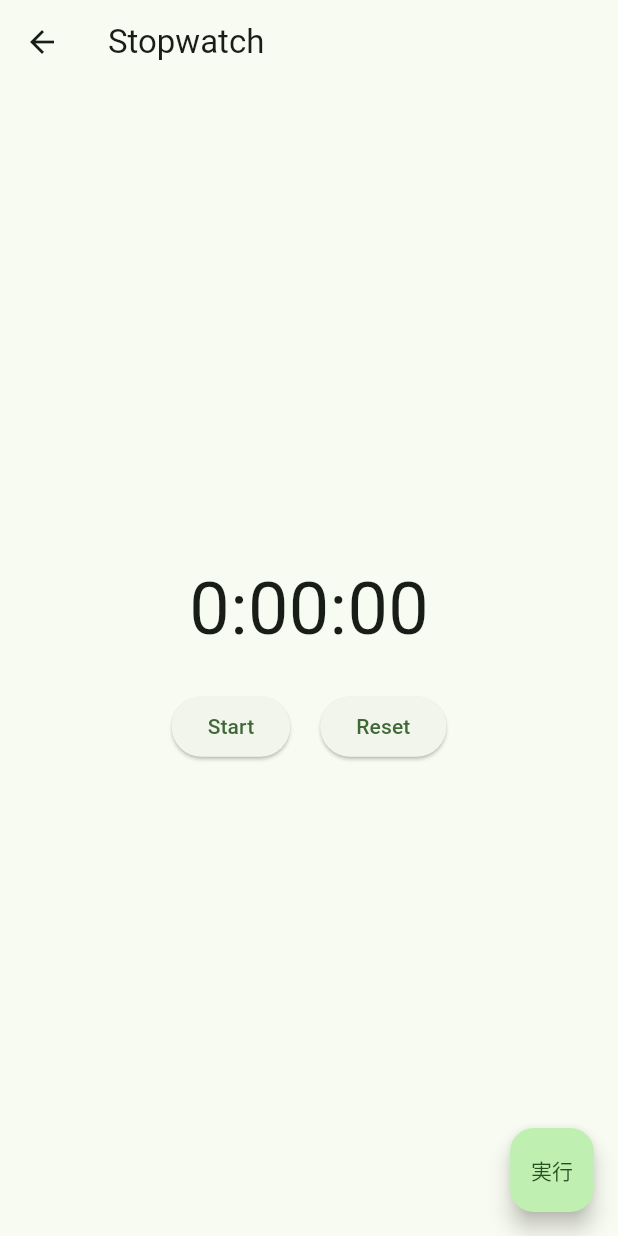
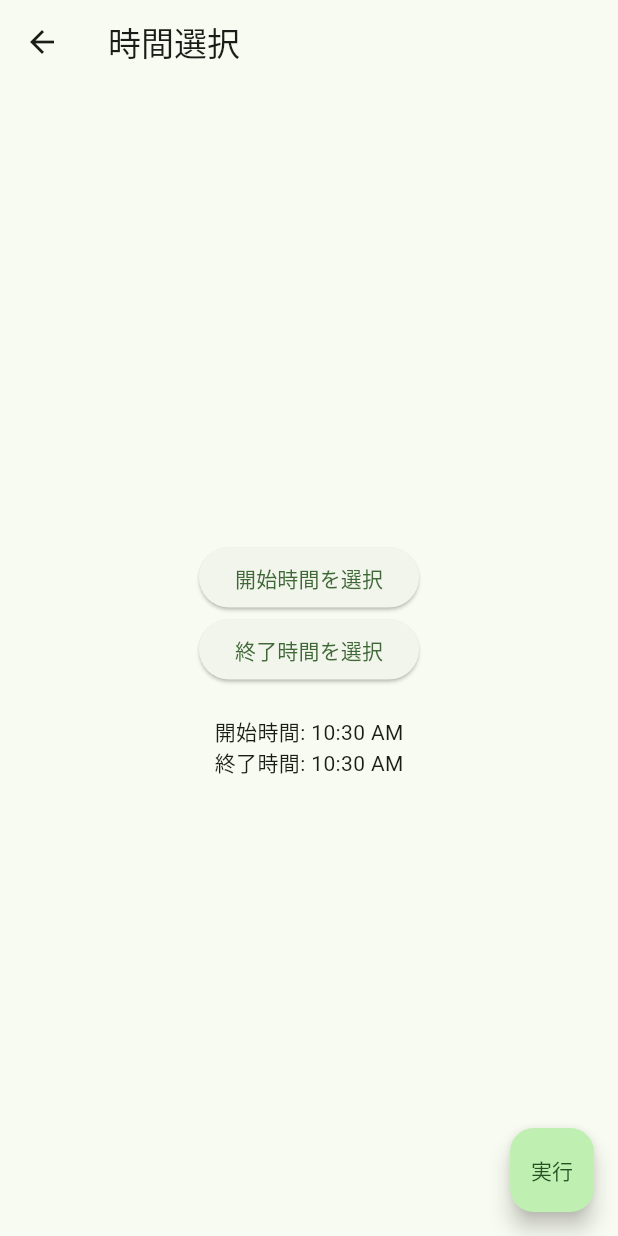
Before and after one commit to Yuuu12345/StudyTime, a Flutter app: the selectApp screen opened directly, after a tap on "手動", on a phone screen of 412 x 824 dp. Run offline on Flutter 3.47's test engine with Material 3 defaults, Android fonts, the light colour scheme and no system bars; our stand-ins replace cloud_firestore, firebase_core, fl_chart, flutter_colorpicker; accounts and stored records are empty.

Commit message:
とりあえず３

```diff
--- /dev/null
+++ b/lib/manual.dart
@@ -0,0 +1,116 @@
+import 'package:flutter/material.dart';
+import 'package:flutter/services.dart';
+import 'package:cloud_firestore/cloud_firestore.dart';
+import 'firebase_options.dart';
+import 'package:firebase_core/firebase_core.dart';
+
+class TimeRangePicker extends StatelessWidget {
+  const TimeRangePicker({Key? key}) : super(key: key);
+
+  @override
+  Widget build(BuildContext context) {
+    return MaterialApp(
+      title: 'Manual App',
+      home: TimeRangePickerScreen(),
+    );
+  }
+}
+
+class TimeRangePickerScreen extends StatefulWidget {
+  const TimeRangePickerScreen({Key? key}) : super(key: key);
+
+  @override
+  _TimeRangePickerScreenState createState() => _TimeRangePickerScreenState();
+}
+
+class _TimeRangePickerScreenState extends State<TimeRangePickerScreen> {
+  late TimeOfDay _startTime;
+  late TimeOfDay _endTime;
+
+  @override
+  void initState() {
+    super.initState();
+    _startTime = TimeOfDay.now();
+    _endTime = TimeOfDay.now();
+  }
+
+  Future<void> _selectStartTime(BuildContext context) async {
+    final TimeOfDay? picked = await showTimePicker(
+      context: context,
+      initialTime: _startTime,
+    );
+    if (picked != null && picked != _startTime) {
+      setState(() {
+        _startTime = picked;
+      });
+    }
+  }
+
+  Future<void> _selectEndTime(BuildContext context) async {
+    final TimeOfDay? picked = await showTimePicker(
+      context: context,
+      initialTime: _endTime,
+    );
+    if (picked != null && picked != _endTime) {
+      setState(() {
+        _endTime = picked;
+      });
+    }
+  }
+
+  @override
+  Widget build(BuildContext context) {
+    return Scaffold(
+      appBar: AppBar(
+        title: Text('時間選択'),
+      ),
+      body: Center(
+        child: Column(
+          mainAxisAlignment: MainAxisAlignment.center,
+          children: <Widget>[
+            ElevatedButton(
+              onPressed: () {
+                _selectStartTime(context);
+              },
+              child: Text('開始時間を選択'),
+            ),
+            ElevatedButton(
+              onPressed: () {
+                _selectEndTime(context);
+              },
+              child: Text('終了時間を選択'),
+            ),
+            SizedBox(height: 20),
+            Text('開始時間: ${_startTime.format(context)}'),
+            Text('終了時間: ${_endTime.format(context)}'),
+          ],
+        ),
+      ),
+      floatingActionButton: FloatingActionButton(
+        onPressed: () async {
+          await FirebaseFirestore.instance.collection('user').doc('time').set({
+            'startTime': _startTime.format(context),
+            'endTime': _endTime.format(context),
+          });
+          showDialog(
+            context: context,
+            builder: (BuildContext context) {
+              return AlertDialog(
+                title: Text('勉強時間を記録しました'),
+                actions: [
+                  ElevatedButton(
+                    child: Text('完了'),
+                    onPressed: () {
+                      Navigator.of(context).pop();
+                    },
+                  )
+                ],
+              );
+            },
+          );
+        },
+        child: Text('実行'),
+      ),
+    );
+  }
+}
--- a/lib/select_timer.dart
+++ b/lib/select_timer.dart
@@ -1,4 +1,5 @@
 import 'package:flutter/material.dart';
+import 'package:studytime/manual.dart';
 import 'package:studytime/stopwatch.dart';
 import 'package:studytime/timer.dart';
 
@@ -12,9 +13,12 @@ class selectApp extends StatelessWidget {
   @override
   Widget build(BuildContext context) {
     return Scaffold(
-        appBar: AppBar(title: Text('記録形式')),
+      appBar: AppBar(
+        title: Text('記録形式'),
+      ),
       body: Center(
         child: Column(
+          mainAxisAlignment: MainAxisAlignment.center,
           children: [
             Spacer(),
             ElevatedButton(
@@ -22,33 +26,40 @@ class selectApp extends StatelessWidget {
                 Navigator.push(
                   context,
                   MaterialPageRoute(
-                          builder: (context) => const StopwatchScreen()));
+                    builder: (context) => const StopwatchScreen(),
+                  ),
+                );
               },
-                child: const Text('ストップウォッチ')),
-            SizedBox(
-              height: 40,
+              child: const Text('ストップウォッチ'),
             ),
+            SizedBox(height: 40),
             ElevatedButton(
               onPressed: () {
                 Navigator.push(
                   context,
                   MaterialPageRoute(
-                          builder: (context) => const TimerScreen()));
+                    builder: (context) => const TimerScreen(),
+                  ),
+                );
               },
-                child: const Text('タイマー')),
-            SizedBox(
-              height: 40,
+              child: const Text('タイマー'),
             ),
+            SizedBox(height: 40),
             ElevatedButton(
               onPressed: () {
                 Navigator.push(
                   context,
                   MaterialPageRoute(
-                          builder: (context) => const StopwatchScreen()));
+                    builder: (context) => const TimeRangePickerScreen(),
+                  ),
+                );
               },
-                child: const Text('手動')),
-            Spacer()
+              child: const Text('手動'),
+            ),
+            Spacer(),
           ],
-        )));
+        ),
+      ),
+    );
   }
 }
```
Also changed, not shown: lib/main.dart (+5 -7 lines), lib/next_page.dart (+1 -22 lines). Lines whose indentation alone changed are shown as unchanged.
